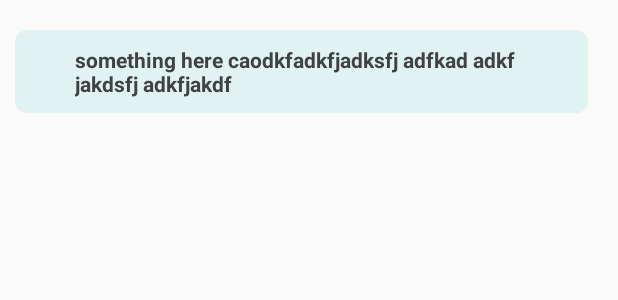
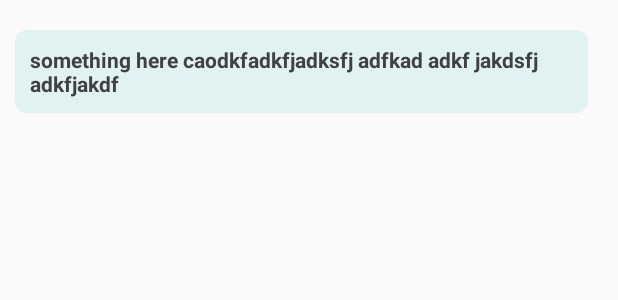
Before and after one commit to PikkaPikkachu/DermaHack, an Android app: the layout message_sent.xml on its own in the app's theme, with its tools: preview values and no code run, on a phone screen of 412 x 824 dp. Shown: the top 300 px of the screen. Run offline under Robolectric (Android 15) with nearby library versions, the light colour scheme and no system bars.

```diff
--- a/app/src/main/res/layout/message_sent.xml
+++ b/app/src/main/res/layout/message_sent.xml
@@ -17,7 +17,7 @@
         android:layout_height="wrap_content"
         android:background="@drawable/text_bubble_tx"
         android:gravity="center_vertical"
-        android:paddingLeft="40dp"
+        android:paddingLeft="10dp"
         android:paddingRight="10dp"
         android:paddingTop="10dp"
         android:paddingBottom="10dp"
--- a/app/src/main/res/layout/text_response_content.xml
+++ b/app/src/main/res/layout/text_response_content.xml
@@ -65,7 +65,7 @@
             android:layout_width="30dp"
             android:layout_height="30dp"
             android:layout_marginBottom="10dp"
-            android:background="@drawable/camera" />
+            android:background="@drawable/city" />
     </LinearLayout>
 
 </RelativeLayout>
```
Also changed, not shown: app/src/main/res/drawable/city.png (added).
